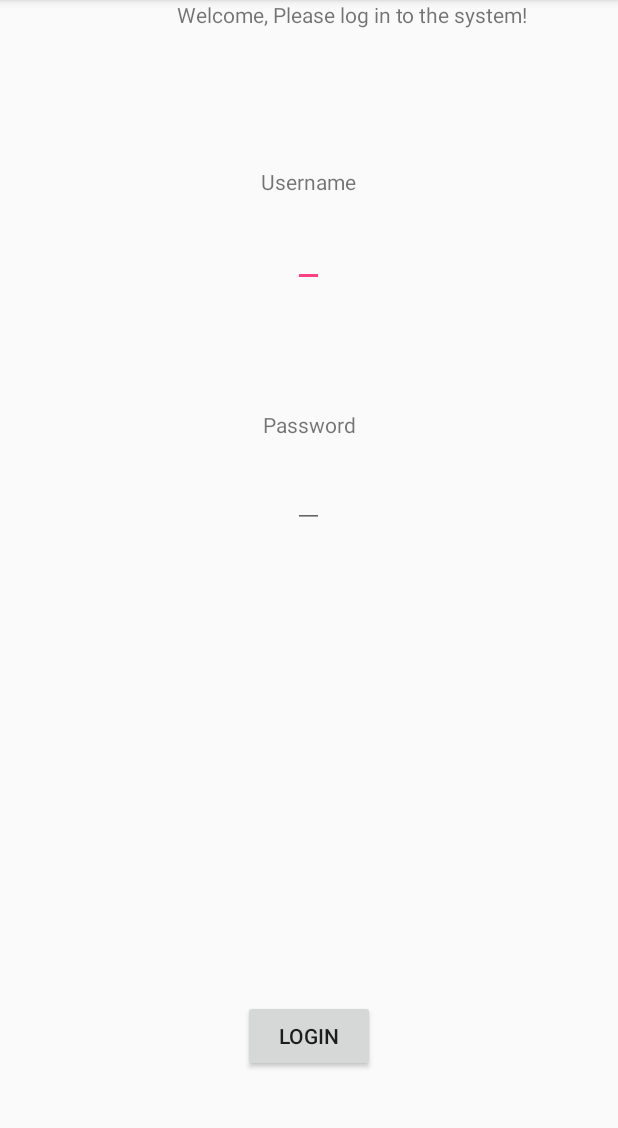
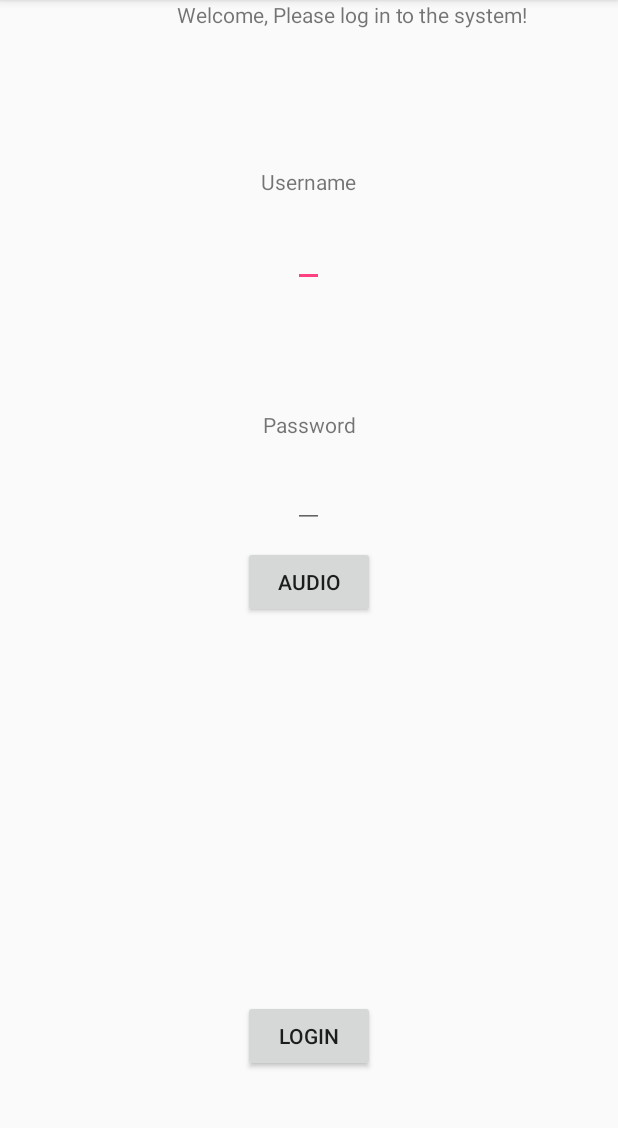
Before and after one commit to Jannii/CloudProject, an Android app: the screen it shows after launch (MainActivity), on a phone screen of 412 x 824 dp, the part 84-1212 px from its top. Run offline under Robolectric (Android 15) with nearby library versions, the phone set to English and light mode, and no system bars.

Commit message:
AudioToText

```diff
--- a/LetsRunMobil/app/src/main/AndroidManifest.xml
+++ b/LetsRunMobil/app/src/main/AndroidManifest.xml
@@ -16,7 +16,7 @@
         android:allowBackup="true"
         android:icon="@mipmap/ic_launcher"
         android:label="@string/app_name"
-        android:roundIcon="@mipmap/ic_launcher_round"
+
         android:supportsRtl="true"
         android:theme="@style/AppTheme">
 
@@ -40,6 +40,9 @@
             <uses-permission android:name="android.permission.INTERNET" />
             <uses-permission android:name="android.permission.ACCESS_NETWORK_STATE" />
         </activity>
+        <activity android:name=".AudioToText">
+
+        </activity>
     </application>
 
 </manifest>
--- a/LetsRunMobil/app/src/main/java/com/example/gul_h/letsrun/MainActivity.java
+++ b/LetsRunMobil/app/src/main/java/com/example/gul_h/letsrun/MainActivity.java
@@ -18,6 +18,7 @@ public class MainActivity extends AppCompatActivity {
         final EditText theUserName =  (EditText) findViewById(R.id.userName);
         final EditText thePassword =  (EditText) findViewById(R.id.passWord);
         final Button theLogin = (Button) findViewById(R.id.login);
+        final Button theAudio = (Button) findViewById(R.id.audio);
 
 
         //<-----Method for performing login----->//
@@ -56,5 +57,19 @@ public class MainActivity extends AppCompatActivity {
                 }
             }
         });
+        theAudio.setOnClickListener(new View.OnClickListener() {
+            public void onClick(View v) {
+                //<-----Click on button action----->//
+
+
+
+                startActivity(new Intent(MainActivity.this, AudioToText.class));
+
+                //<-----Error validation----->//
+
+
+
+            }
+        });
     }
 }
--- a/LetsRunMobil/app/src/main/res/layout/activity_main.xml
+++ b/LetsRunMobil/app/src/main/res/layout/activity_main.xml
@@ -65,4 +65,14 @@
         android:layout_alignLeft="@+id/userName"
         android:layout_alignStart="@+id/userName" />
 
+    <Button
+        android:id="@+id/audio"
+        android:layout_width="wrap_content"
+        android:layout_height="wrap_content"
+        android:text="Audio"
+        android:layout_below="@+id/passWord"
+        android:layout_alignLeft="@+id/login"
+        android:layout_alignStart="@+id/login"
+        android:layout_marginTop="12dp" />
+
 </RelativeLayout>
--- a/LetsRunMobil/app/src/main/res/values/colors.xml
+++ b/LetsRunMobil/app/src/main/res/values/colors.xml
@@ -3,4 +3,7 @@
     <color name="colorPrimary">#3F51B5</color>
     <color name="colorPrimaryDark">#303F9F</color>
     <color name="colorAccent">#FF4081</color>
+    <color name="white">#ffffff</color>
+    <color name="bg_gradient_start">#31244e</color>
+    <color name="bg_gradient_end">#6b394c</color>
 </resources>
--- a/LetsRunMobil/app/src/main/res/values/strings.xml
+++ b/LetsRunMobil/app/src/main/res/values/strings.xml
@@ -1,3 +1,8 @@
 <resources>
     <string name="app_name">LetsRun</string>
+    <string name="action_settings">Settings</string>
+    <string name="hello_world">Hello world!</string>
+    <string name="speech_prompt">Say something&#8230;</string>
+    <string name="speech_not_supported">Sorry! Your device doesn\'t                      support speech input</string>
+    <string name="tap_on_mic">Tap on mic to speak</string>
 </resources>
```
